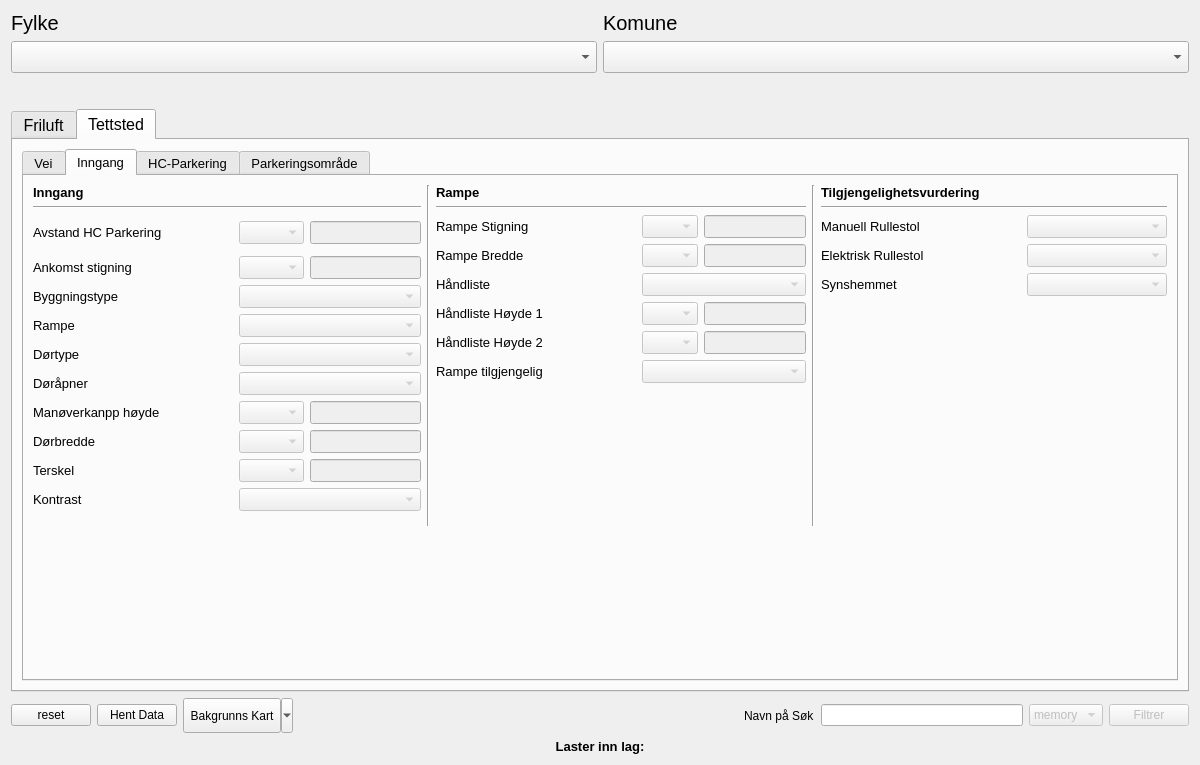
KaspArno/Tilgjengelighet, file Tilgjengelighet_dialog_base.ui: the form before one commit.
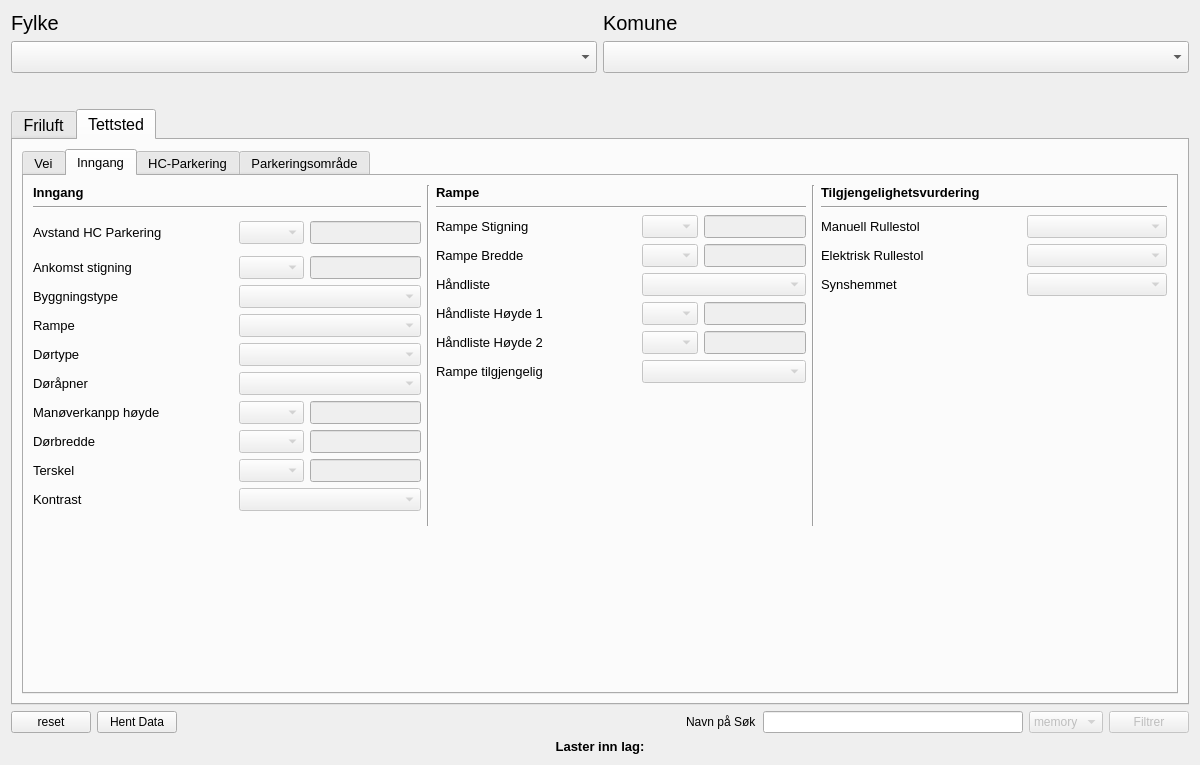
The form after the commit. Icons and pictures are not drawn.

Commit message: Endret gui obj navn og flyttet kart toolboks til infowidget

Diff of the .ui file:
```diff
--- a/Tilgjengelighet_dialog_base.ui
+++ b/Tilgjengelighet_dialog_base.ui
@@ -6493,22 +6493,6 @@
          </property>
         </widget>
        </item>
-       <item>
-        <widget class="QToolButton" name="toolButton_map">
-         <property name="minimumSize">
-          <size>
-           <width>100</width>
-           <height>35</height>
-          </size>
-         </property>
-         <property name="text">
-          <string>Bakgrunns Kart</string>
-         </property>
-         <property name="popupMode">
-          <enum>QToolButton::MenuButtonPopup</enum>
-         </property>
-        </widget>
-       </item>
        <item>
         <spacer name="horizontalSpacer_18">
          <property name="orientation">
```
Left out of the diff: 2 changed lines with no effect on the pictures. The commit also changes 4 other files.
